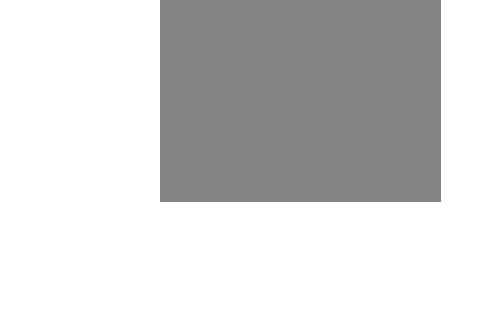
omegaBionic/maderation_front, file app/UI/main_template.ui: the form before one commit; both pictures show x 320 to 800 and y 144 to 464 of the 800 by 600 pixel window.
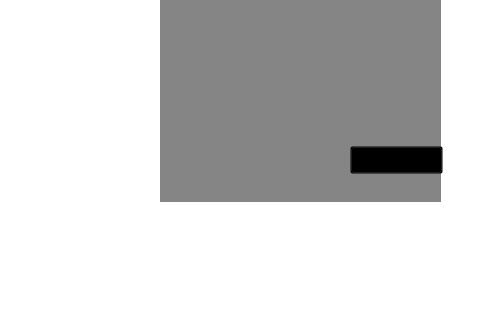
The form after the commit. Icons and pictures are not drawn.

Commit message: add exit button everywhere

```diff
--- a/app/UI/main_template.ui
+++ b/app/UI/main_template.ui
@@ -95,10 +95,39 @@
      <string/>
     </property>
    </widget>
+   <widget class="QPushButton" name="pushButton_power">
+    <property name="geometry">
+     <rect>
+      <x>670</x>
+      <y>290</y>
+      <width>93</width>
+      <height>28</height>
+     </rect>
+    </property>
+    <property name="styleSheet">
+     <string notr="true">QPushButton {
+	border-image: url(:/pictures/img/powerOff.png);
+}
+
+QPushButton::hover {
+	border-image: url(:/pictures/img/powerOff_hover.png);
+
+}
+
+QPushButton::pressed {
+	border-image: url(:/pictures/img/powerOff_pressed.png);
+
+}</string>
+    </property>
+    <property name="text">
+     <string/>
+    </property>
+   </widget>
    <zorder>background</zorder>
    <zorder>scrollArea</zorder>
    <zorder>grey_screen</zorder>
    <zorder>background_form</zorder>
+   <zorder>pushButton_power</zorder>
   </widget>
  </widget>
  <resources/>
```
The commit also changes 27 other files.
